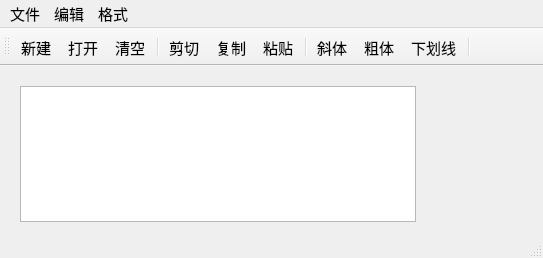
chuming12345/QtCourse, file qwmainwind.ui: the form before one commit.
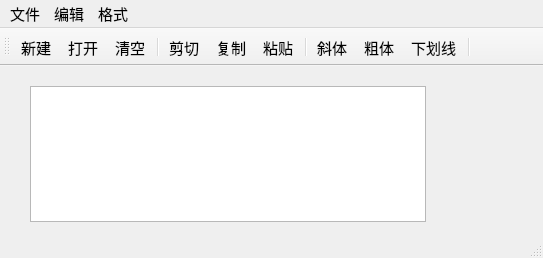
The form after the commit. Icons and pictures are not drawn.

Commit message: 实验2 修复两处问题：①查找/替换对话框指针未初始化导致点击查找时SIGSEGV崩溃（m_findDlg/m_replaceDlg改为FindDialog*/ReplaceDialog*并初始化为nullptr，connect改用类型安全函数指针）；②消除connectSlotsByName警告（代码创建的12个QAction槽由on_actXxx改名为slotXxx，保留手动连接）。

What changed in the file:
```diff
--- a/qwmainwind.ui
+++ b/qwmainwind.ui
@@ -22,7 +22,7 @@
    <widget class="QTextEdit" name="txtEdit">
     <property name="geometry">
      <rect>
-      <x>20</x>
+      <x>30</x>
       <y>20</y>
       <width>396</width>
       <height>136</height>
```
The commit also changes 2 other files.
